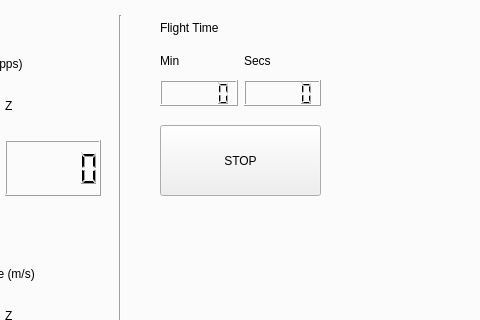
Qt form src/GUI/GUI_Sampler.ui (FSC-Lab/ground_station_gui) before a commit; both pictures show x 552 to 1032 and y 101 to 421 of the 1341 by 857 pixel window.
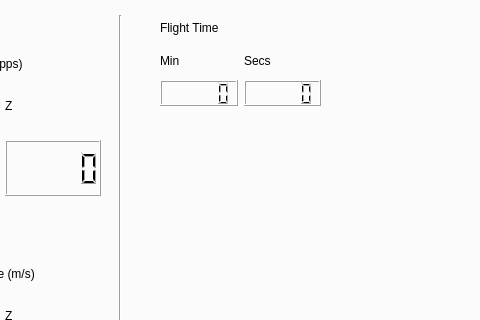
The same form after that commit.

Patch:
```diff
--- a/src/GUI/GUI_Sampler.ui
+++ b/src/GUI/GUI_Sampler.ui
@@ -1572,22 +1572,6 @@
      </item>
     </layout>
    </widget>
-   <widget class="QPushButton" name="btnSTOP">
-    <property name="geometry">
-     <rect>
-      <x>710</x>
-      <y>200</y>
-      <width>161</width>
-      <height>71</height>
-     </rect>
-    </property>
-    <property name="text">
-     <string>STOP</string>
-    </property>
-    <property name="shortcut">
-     <string>Return</string>
-    </property>
-   </widget>
   </widget>
   <widget class="QWidget" name="ManualFlightManagment_Tab">
    <attribute name="title">
```
